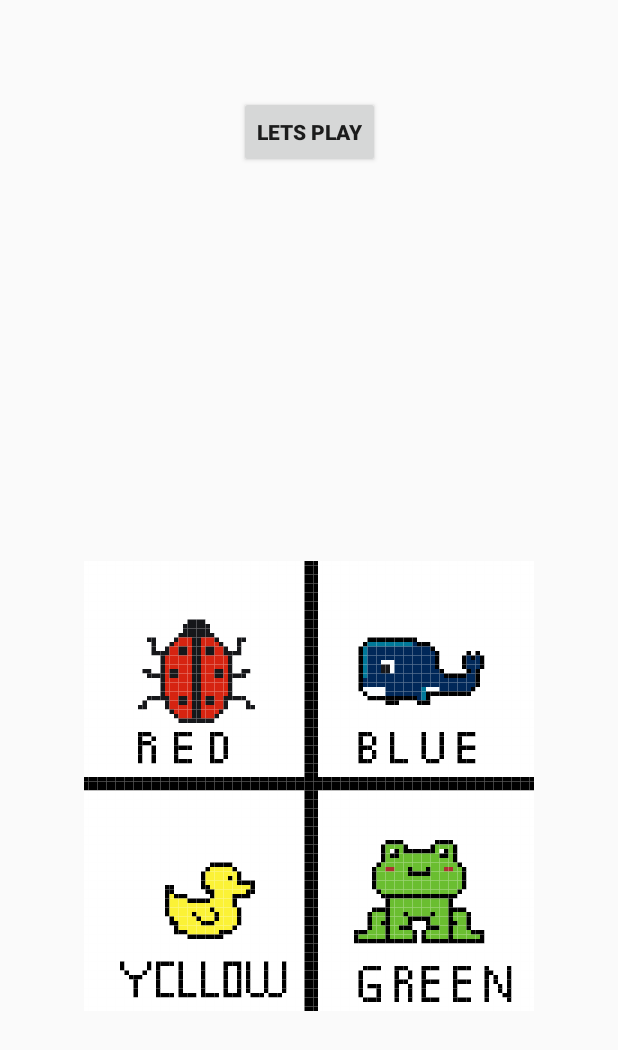
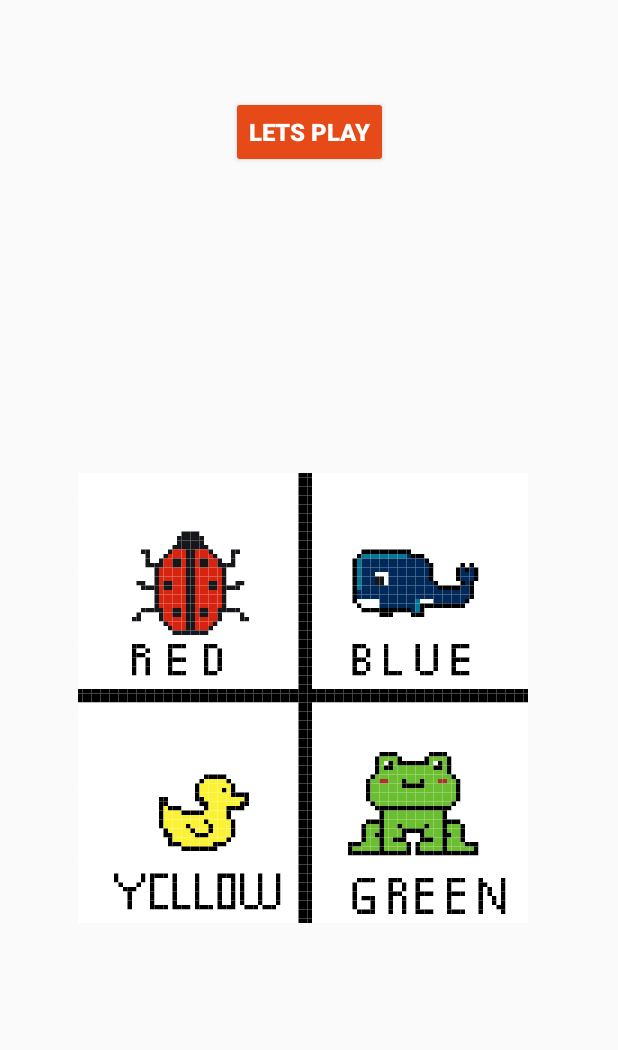
Before and after one commit to Jace254/ColorGame, an Android app: the screen it shows after launch (LevelsActivity), on a phone screen of 412 x 824 dp. Shown: the top 1050 px of the screen. Run offline under Robolectric (Android 15) with nearby library versions, the phone set to English and light mode, and no system bars.

Commit message:
Code clean up

```diff
--- a/app/src/main/java/com/example/colorgame/ImageRecyclerAdapter.kt
+++ b/app/src/main/java/com/example/colorgame/ImageRecyclerAdapter.kt
@@ -8,7 +8,7 @@ import android.view.View
 import android.view.ViewGroup
 import android.widget.ImageView
 import androidx.recyclerview.widget.RecyclerView
-
+/*
 class ImageRecyclerAdapter(private val context: Context, private val colors: List<Colors>):
     RecyclerView.Adapter<ImageRecyclerAdapter.viewHolder>(){
     private val layoutInflater = LayoutInflater.from(context)
@@ -51,4 +51,4 @@ class ImageRecyclerAdapter(private val context: Context, private val colors: Lis
 
     override fun getItemCount() = colors.size
 
-}
+}*/
--- a/app/src/main/res/layout/content_level.xml
+++ b/app/src/main/res/layout/content_level.xml
@@ -11,8 +11,10 @@
         android:layout_height="wrap_content"
         android:layout_marginTop="64dp"
         android:text="LETS PLAY"
+        android:textColor="#FFFFFF"
+        android:textSize="16sp"
         android:textStyle="bold"
-        app:cornerRadius="10dp"
+        app:backgroundTint="#E64A19"
         app:layout_constraintEnd_toEndOf="parent"
         app:layout_constraintStart_toStartOf="parent"
         app:layout_constraintTop_toTopOf="parent" />
@@ -20,10 +22,14 @@
     <ImageView
         android:id="@+id/imageView2"
         android:layout_width="300dp"
-        android:layout_height="0dp"
+        android:layout_height="300dp"
+        app:circularflow_radiusInDP="10dp"
+        app:layout_constraintBottom_toBottomOf="parent"
         app:layout_constraintEnd_toEndOf="parent"
+        app:layout_constraintHorizontal_bias="0.466"
         app:layout_constraintStart_toStartOf="parent"
         app:layout_constraintTop_toBottomOf="@+id/play_button"
+        app:layout_constraintVertical_bias="0.493"
         app:srcCompat="@drawable/ic_chart" />
 
 </androidx.constraintlayout.widget.ConstraintLayout>
```
Also changed, not shown: app/src/main/java/com/example/colorgame/GameActivity.kt (+8 -1 lines), app/src/main/java/com/example/colorgame/colorBoxRecyclerAdpater.kt (+9 -22 lines).
